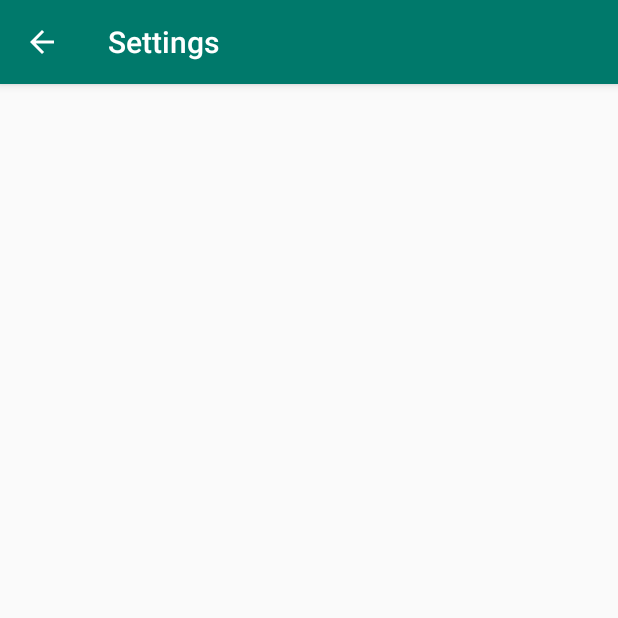
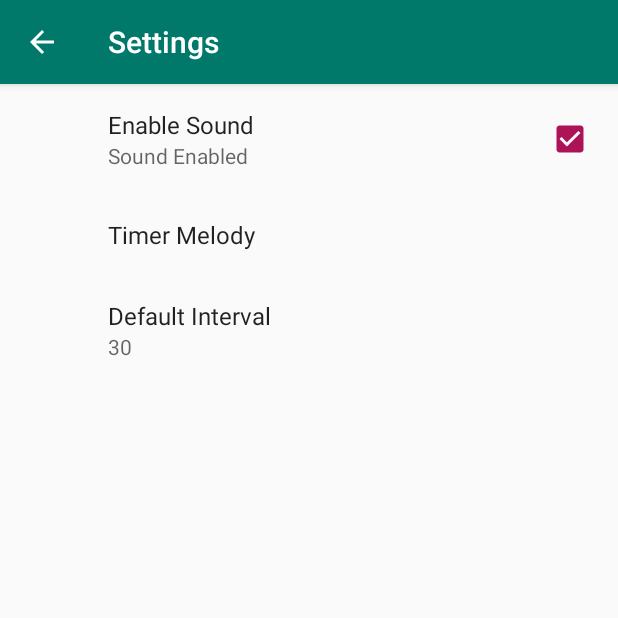
Before and after one commit to kv67/CoolTimer, an Android app: the SettingsActivity screen opened directly, with no data from a screen before it, on a phone screen of 412 x 824 dp, the top half of it. Run offline under Robolectric (Android 15) with nearby library versions, the light colour scheme and no system bars; our stand-ins replace androidx.preference.

Commit message:
Shared settings were created

```diff
--- a/app/build.gradle
+++ b/app/build.gradle
@@ -31,4 +31,6 @@ dependencies {
     testImplementation 'junit:junit:4.12'
     androidTestImplementation 'androidx.test.ext:junit:1.1.1'
     androidTestImplementation 'androidx.test.espresso:espresso-core:3.2.0'
+    implementation "com.android.support:support-core-utils:28.0.0"
+    implementation 'androidx.preference:preference:1.1.0'
 }
--- /dev/null
+++ b/app/src/main/java/ru/kve/cooltimer/SettingsFragment.java
@@ -0,0 +1,52 @@
+package ru.kve.cooltimer;
+
+import android.content.SharedPreferences;
+import android.os.Bundle;
+
+import androidx.annotation.Nullable;
+import androidx.preference.EditTextPreference;
+import androidx.preference.ListPreference;
+import androidx.preference.Preference;
+import androidx.preference.PreferenceFragmentCompat;
+
+public class SettingsFragment extends PreferenceFragmentCompat implements SharedPreferences.OnSharedPreferenceChangeListener {
+  @Override
+  public void onCreatePreferences(Bundle savedInstanceState, String rootKey) {
+    addPreferencesFromResource(R.xml.timer_preferences);
+    SharedPreferences sharedPreferences = getPreferenceScreen().getSharedPreferences();
+    int count = getPreferenceScreen().getPreferenceCount();
+    for (int i = 0; i < count; i++) {
+      onSharedPreferenceChanged(sharedPreferences, getPreferenceScreen().getPreference(i).getKey());
+    }
+  }
+
+  @Override
+  public void onSharedPreferenceChanged(SharedPreferences sharedPreferences, String key) {
+    Preference pref = findPreference(key);
+    if (pref instanceof EditTextPreference) {
+      EditTextPreference editTextPref = (EditTextPreference) pref;
+      pref.setSummary(editTextPref.getText());
+    } else
+      if (pref instanceof ListPreference) {
+        ListPreference listPref = (ListPreference) pref;
+        String value = sharedPreferences.getString(key, "");
+        int index = listPref.findIndexOfValue(value);
+        if (index >= 0) {
+          pref.setSummary(listPref.getEntries()[index]);
+        }
+      }
+  }
+
+  @Override
+  public void onCreate(@Nullable Bundle savedInstanceState) {
+    super.onCreate(savedInstanceState);
+    getPreferenceScreen().getSharedPreferences().registerOnSharedPreferenceChangeListener(this);
+  }
+
+  @Override
+  public void onDestroy() {
+    super.onDestroy();
+    getPreferenceScreen().getSharedPreferences().unregisterOnSharedPreferenceChangeListener(this);
+  }
+
+}
--- a/app/src/main/res/layout/activity_settings.xml
+++ b/app/src/main/res/layout/activity_settings.xml
@@ -1,8 +1,8 @@
 <?xml version="1.0" encoding="utf-8"?>
-<androidx.constraintlayout.widget.ConstraintLayout xmlns:android="http://schemas.android.com/apk/res/android"
-    xmlns:tools="http://schemas.android.com/tools"
+<fragment xmlns:android="http://schemas.android.com/apk/res/android"
+    android:id="@+id/activity_settings"
+    android:name="ru.kve.cooltimer.SettingsFragment"
     android:layout_width="match_parent"
-    android:layout_height="match_parent"
-    tools:context=".SettingsActivity">
+    android:layout_height="match_parent">
 
-</androidx.constraintlayout.widget.ConstraintLayout>
+</fragment>
--- /dev/null
+++ b/app/src/main/res/values/arrays.xml
@@ -0,0 +1,16 @@
+<?xml version="1.0" encoding="utf-8"?>
+<resources>
+
+    <array name="pref_timer_melody_labels">
+        <item>Ring</item>
+        <item>Ring WAW</item>
+        <item>Bell</item>
+    </array>
+
+    <array name="pref_timer_melody_values">
+        <item>ring</item>
+        <item>ring_waw</item>
+        <item>bell</item>
+    </array>
+
+</resources>
--- a/app/src/main/res/values/styles.xml
+++ b/app/src/main/res/values/styles.xml
@@ -6,6 +6,7 @@
         <item name="colorPrimary">@color/colorPrimary</item>
         <item name="colorPrimaryDark">@color/colorPrimaryDark</item>
         <item name="colorAccent">@color/colorAccent</item>
+        <item name="preferenceTheme">@style/PreferenceThemeOverlay</item>
     </style>
 
 </resources>
--- /dev/null
+++ b/app/src/main/res/xml/timer_preferences.xml
@@ -0,0 +1,22 @@
+<?xml version="1.0" encoding="utf-8"?>
+<PreferenceScreen xmlns:android="http://schemas.android.com/apk/res/android">
+
+    <CheckBoxPreference
+        android:defaultValue="true"
+        android:key="enable_sound"
+        android:summaryOff="Sound Disabled"
+        android:summaryOn="Sound Enabled"
+        android:title="Enable Sound" />
+
+    <ListPreference
+        android:defaultValue="ring"
+        android:entries="@array/pref_timer_melody_labels"
+        android:entryValues="@array/pref_timer_melody_values"
+        android:key="timer_melody"
+        android:title="Timer Melody" />
+
+    <EditTextPreference
+        android:defaultValue="30"
+        android:key="default_interval"
+        android:title="Default Interval" />
+</PreferenceScreen>
```
Also changed, not shown: app/src/main/java/ru/kve/cooltimer/MainActivity.java (+63 -35 lines), app/src/main/res/layout/activity_main.xml (+0 -13 lines), 1 other file.
